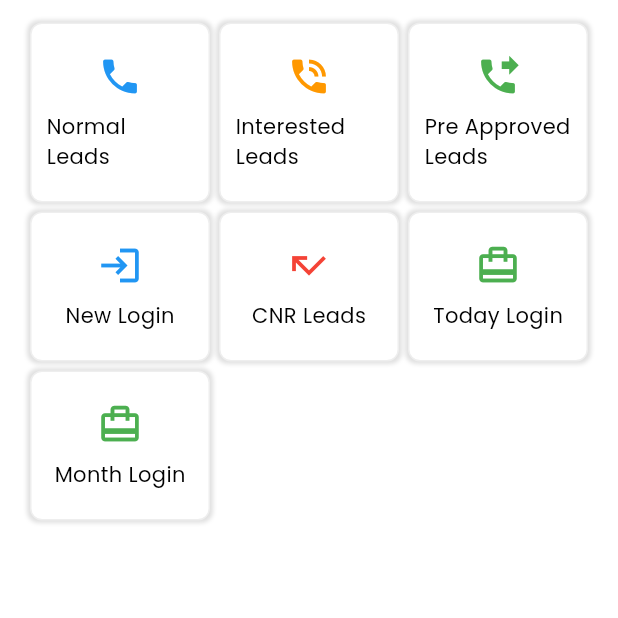
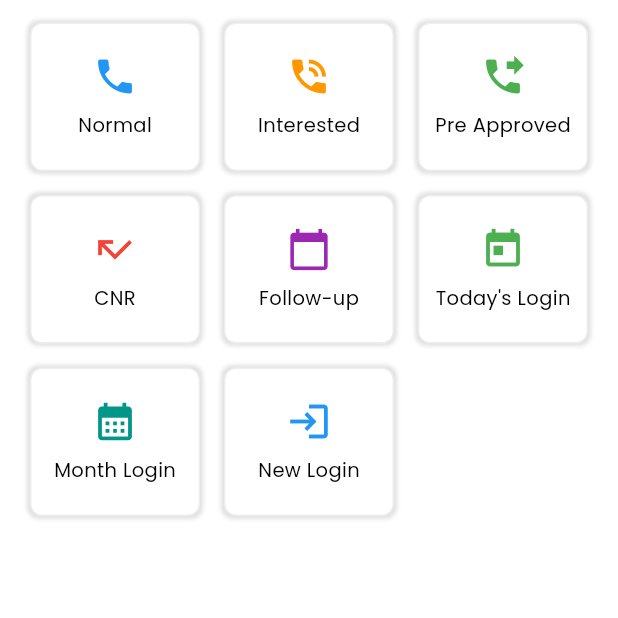
Before and after one commit to credlawn/app, a Flutter app: the CallingDataFragment screen opened directly with empty values, on a phone screen of 412 x 824 dp, the top half of it. Run offline on Flutter 3.47's test engine with Material 3 defaults, Android fonts, the phone set to English and light mode, and no system bars; our stand-ins replace cached_network_image, flutter_spinkit, google_fonts, package_info_plus, shared_preferences; missing offline and left inert: call_log, flutter_phone_direct_caller; accounts and stored records are empty; network calls fail.

Commit message:
Minor Update

```diff
--- a/lib/fragments/calling_data_fragment.dart
+++ b/lib/fragments/calling_data_fragment.dart
@@ -1,3 +1,4 @@
+import 'package:credlawn/screens/follow_up_lead_screen.dart';
 import 'package:flutter/material.dart';
 import 'package:flutter_staggered_grid_view/flutter_staggered_grid_view.dart';
 import 'package:google_fonts/google_fonts.dart';
@@ -24,39 +25,44 @@ class _CallingDataFragmentState extends State<CallingDataFragment> {
   final List<Map<String, dynamic>> mockCallingData = [
     {
       'icon': Icons.phone,
-      'title': 'Normal Leads',
+      'title': 'Normal',
       'color': Colors.blue,
     },
     {
       'icon': Icons.phone_in_talk,
-      'title': 'Interested Leads',
+      'title': 'Interested',
       'color': Colors.orange,
     },
     {
       'icon': Icons.phone_forwarded,
-      'title': 'Pre Approved Leads',
+      'title': 'Pre Approved',
       'color': Colors.green,
+    },
+    {
+      'icon': Icons.call_missed,
+      'title': 'CNR',
+      'color': Colors.red,
+    },
+    {
+      'icon': Icons.calendar_today,
+      'title': 'Follow-up',
+      'color': Colors.purple,
+    },
+    {
+      'icon': Icons.today,
+      'title': 'Today\'s Login',
+      'color': Colors.green,
+    },
+    {
+      'icon': Icons.calendar_month,
+      'title': 'Month Login',
+      'color': Colors.teal,
     },
     {
       'icon': Icons.login,
       'title': 'New Login',
       'color': Colors.blue,
     },
-    {
-      'icon': Icons.call_missed,
-      'title': 'CNR Leads',
-      'color': Colors.red,
-    },
-    {
-      'icon': Icons.card_travel,
-      'title': 'Today Login',
-      'color': Colors.green,
-    },
-    {
-      'icon': Icons.card_travel,
-      'title': 'Month Login',
-      'color': Colors.green,
-    }
   ];
 
   @override
@@ -67,40 +73,56 @@ class _CallingDataFragmentState extends State<CallingDataFragment> {
         padding: const EdgeInsets.symmetric(horizontal: 20.0, vertical: 15.0),
         itemCount: mockCallingData.length,
         crossAxisCount: 3,
-        mainAxisSpacing: 6,
-        crossAxisSpacing: 6,
+        mainAxisSpacing: 16,
+        crossAxisSpacing: 16,
         itemBuilder: (context, index) {
           return GestureDetector(
             onTap: () {
-              if (mockCallingData[index]['title'] == 'Interested Leads') {
+              if (mockCallingData[index]['title'] == 'Interested') {
                 Navigator.push(
                   context,
                   MaterialPageRoute(
                     builder: (context) => InterestedLeadsScreen(user: widget.user),
                   ),
                 );
-              } else if (mockCallingData[index]['title'] == 'Pre Approved Leads') {
+              } else if (mockCallingData[index]['title'] == 'Pre Approved') {
                 Navigator.push(
                   context,
                   MaterialPageRoute(
                     builder: (context) => PreApprovedLeadsScreen(user: widget.user),
                   ),
                 );
-              } else if (mockCallingData[index]['title'] == 'Normal Leads') {
+              } else if (mockCallingData[index]['title'] == 'Normal') {
                 Navigator.push(
                   context,
                   MaterialPageRoute(
                     builder: (context) => NormalLeadsScreen(user: widget.user),
                   ),
                 );
-              } else if (mockCallingData[index]['title'] == 'New Login') {
+              } else if (mockCallingData[index]['title'] == 'CNR') {
+                if (widget.user.designation != null && widget.user.designation == 'Branch Manager') {
+                  Navigator.push(
+                    context,
+                    MaterialPageRoute(
+                      builder: (context) => ManagerCnrLeadScreen(user: widget.user),
+                    ),
+                  );
+                } else {
+                  Navigator.push(
+                    context,
+                    MaterialPageRoute(
+                      builder: (context) => CnrLeadScreen(user: widget.user),
+                    ),
+                  );
+                }
+              } else if (mockCallingData[index]['title'] == 'Follow-up') {
                 Navigator.push(
                   context,
                   MaterialPageRoute(
-                    builder: (context) => const NewCardLoginScreen(),
+                    builder: (context) => FollowUpLeadScreen(user: widget.user),
                   ),
                 );
-              } else if (mockCallingData[index]['title'] == 'Today Login') {
+              } else if (mockCallingData[index]['title'] == 'Today\'s Login') {
                 Navigator.push(
                   context,
                   MaterialPageRoute(
@@ -114,23 +136,13 @@ class _CallingDataFragmentState extends State<CallingDataFragment> {
                     builder: (context) => MonthLoginListScreen(user: widget.user),
                   ),
                 );
-              } else if (mockCallingData[index]['title'] == 'CNR Leads') {
-                // Check if the user's designation is Branch Manager
-                if (widget.user.designation != null && widget.user.designation == 'Branch Manager') {
-                  Navigator.push(
-                    context,
-                    MaterialPageRoute(
-                      builder: (context) => ManagerCnrLeadScreen(user: widget.user), // Navigate to ManagerCnrLeadScreen
-                    ),
-                  );
-                } else {
-                  Navigator.push(
-                    context,
-                    MaterialPageRoute(
-                      builder: (context) => CnrLeadScreen(user: widget.user), // Navigate to CnrLeadScreen
-                    ),
-                  );
-                }
+              } else if (mockCallingData[index]['title'] == 'New Login') {
+                Navigator.push(
+                  context,
+                  MaterialPageRoute(
+                    builder: (context) => const NewCardLoginScreen(),
+                  ),
+                );
               }
             },
             child: Container(
@@ -162,7 +174,7 @@ class _CallingDataFragmentState extends State<CallingDataFragment> {
                   Text(
                     mockCallingData[index]['title'],
                     style: GoogleFonts.poppins(
-                      fontSize: 14,
+                      fontSize: 13,
                       color: Colors.black,
                     ),
                   ),
--- a/lib/screens/home_screen.dart
+++ b/lib/screens/home_screen.dart
@@ -14,7 +14,7 @@ class HomeScreen extends StatefulWidget {
   final User user;
   final int selectedTab;
 
-  const HomeScreen({super.key, required this.user, this.selectedTab = 0});
+  const HomeScreen({super.key, required this.user, this.selectedTab = 2});
 
   @override
   _HomeScreenState createState() => _HomeScreenState();
--- a/pubspec.yaml
+++ b/pubspec.yaml
@@ -16,7 +16,7 @@ publish_to: 'none' # Remove this line if you wish to publish to pub.dev
 # https://developer.apple.com/library/archive/documentation/General/Reference/InfoPlistKeyReference/Articles/CoreFoundationKeys.html
 # In Windows, build-name is used as the major, minor, and patch parts
 # of the product and file versions while build-number is used as the build suffix.
-version: 1.0.0+1
+version: 1.1.0+1
 
 environment:
   sdk: '>=3.0.5 <4.0.0'
```
Also changed, not shown: lib/network/api_calling_data_helper.dart (+41 -2 lines), lib/screens/follow_up_lead_screen.dart (added, +271 -0 lines).
